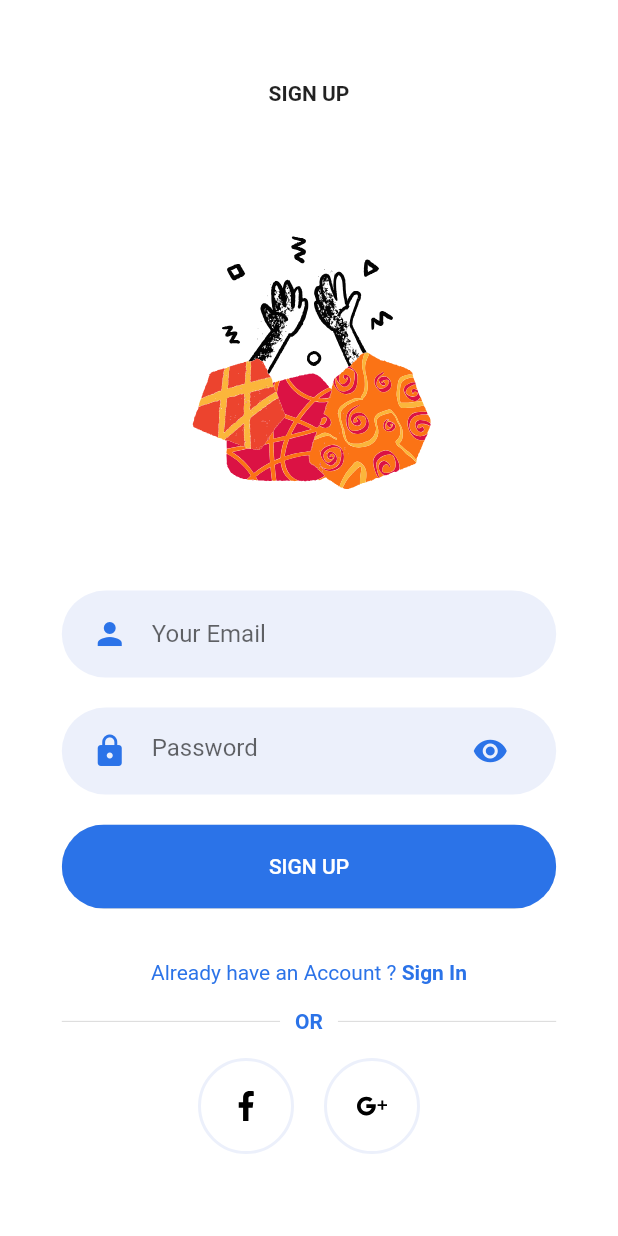
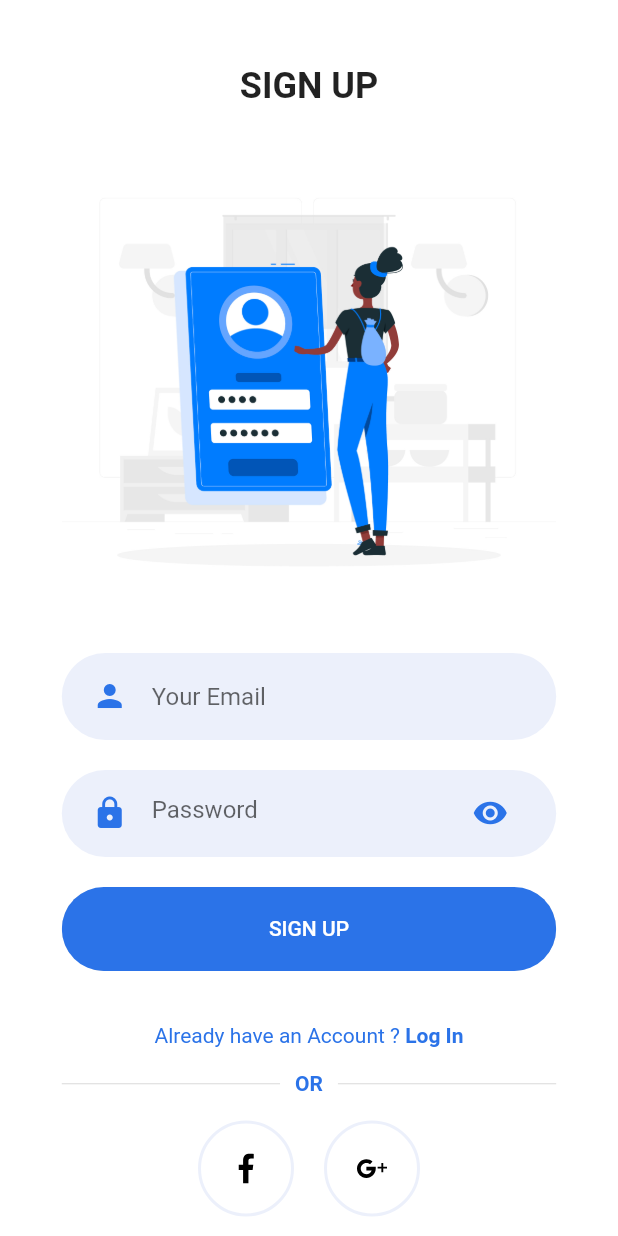
Before and after one commit to hoangpm6814/One-On-One-Learning, a Flutter app: the WelcomeScreen screen opened directly, after a tap on "LOG IN", after a tap on "Sign Up", on a phone screen of 412 x 824 dp. Run offline on Flutter 3.47's test engine with Material 2 defaults, Android fonts, the phone set to English and light mode, and no system bars; our stand-ins replace flutter_svg; network calls fail.

Commit message:
Change welcome, signup, login pic screen, fix minor changes

```diff
--- a/lib/customWidgets/already_have_account_check.dart
+++ b/lib/customWidgets/already_have_account_check.dart
@@ -22,7 +22,7 @@ class AlreadyHaveAnAccountCheck extends StatelessWidget {
         GestureDetector(
           onTap: press,
           child: Text(
-            login ? "Sign Up" : "Sign In",
+            login ? "Sign Up" : "Log In",
             style: TextStyle(
               color: kPrimaryColor,
               fontWeight: FontWeight.bold,
--- a/lib/data/data.dart
+++ b/lib/data/data.dart
@@ -8,7 +8,7 @@ final DUMMY_TUTORS = [
     name: "Ashley Young",
     rating: 4.5,
     avatar:
-        "https://i.pinimg.com/originals/26/ee/73/26ee73636f3429e3df522ae219c064fd.png",
+        "https://api.app.lettutor.com/avatar/c21e521c-829e-4c99-958d-726450b5fbd8avatar1637483330267.jpg",
     description:
         "While I've always longed to be an ESL teacher, the delight I had from assisting students' growth and development definitely encouraged my desire. I feel that my enthusiasm, good approach, and hands-on experience working with youngsters will make me a fantastic educator. I'm looking forward to a career that allows me to mold young minds and make a difference in the lives of the children in my community.",
     languages: ["English", "French", "Vietnamese"],
--- a/lib/screens/Chat/chat_screen.dart
+++ b/lib/screens/Chat/chat_screen.dart
@@ -12,7 +12,7 @@ class ChatScreen extends StatelessWidget {
       name: "Ashley Young",
       rating: 5,
       avatar:
-          "https://i.pinimg.com/originals/26/ee/73/26ee73636f3429e3df522ae219c064fd.png",
+          "https://api.app.lettutor.com/avatar/c21e521c-829e-4c99-958d-726450b5fbd8avatar1637483330267.jpg",
       description:
           "While I've always longed to be an ESL teacher, the delight I had from assisting students' growth and development definitely encouraged my desire. I feel that my enthusiasm, good approach, and hands-on experience working with youngsters will make me a fantastic educator. I'm looking forward to a career that allows me to mold young minds and make a difference in the lives of the children in my community.",
       languages: ["English", "Vietnamese"],
--- a/lib/screens/CourseDetail/course_detail_screen.dart
+++ b/lib/screens/CourseDetail/course_detail_screen.dart
@@ -7,7 +7,10 @@ class CourseDetailScreen extends StatelessWidget {
   @override
   Widget build(BuildContext context) {
     return Scaffold(
-      appBar: AppBar(title: Text("Course Detail")),
+      appBar: AppBar(
+        backgroundColor: kPrimaryColor,
+        title: Text("Course Detail"),
+      ),
       body: SingleChildScrollView(
         child: Container(
           margin: EdgeInsets.all(24),
--- a/lib/screens/Login/local_widgets/body.dart
+++ b/lib/screens/Login/local_widgets/body.dart
@@ -1,5 +1,4 @@
 import 'package:flutter/material.dart';
-import 'package:flutter_svg/svg.dart';
 import 'package:lettutor/screens/Signup/signup_screen.dart';
 import 'package:lettutor/customWidgets/already_have_account_check.dart';
 import 'package:lettutor/customWidgets/rounded_button.dart';
@@ -16,6 +15,7 @@ class Body extends StatelessWidget {
   Widget build(BuildContext context) {
     Size size = MediaQuery.of(context).size;
     return Container(
+      padding: EdgeInsets.all(20),
       width: double.infinity,
       height: size.height,
       child: Stack(
@@ -27,12 +27,15 @@ class Body extends StatelessWidget {
               children: <Widget>[
                 Text(
                   "LOG IN",
-                  style: TextStyle(fontWeight: FontWeight.bold),
+                  style: TextStyle(
+                    fontWeight: FontWeight.bold,
+                    fontSize: 24,
+                  ),
                 ),
                 SizedBox(height: size.height * 0.03),
-                SvgPicture.asset(
-                  "assets/icons/signin.svg",
-                  height: size.height * 0.35,
+                Image.asset(
+                  "assets/images/login_img.png",
+                  height: size.height * 0.4,
                 ),
                 SizedBox(height: size.height * 0.03),
                 RoundedInputField(
--- a/lib/screens/Signup/local_widgets/body.dart
+++ b/lib/screens/Signup/local_widgets/body.dart
@@ -1,5 +1,4 @@
 import 'package:flutter/material.dart';
-import 'package:flutter_svg/svg.dart';
 import 'package:lettutor/screens/Login/login_screen.dart';
 import 'package:lettutor/screens/Signup/local_widgets/or_divider.dart';
 import 'package:lettutor/screens/Signup/local_widgets/social_icon.dart';
@@ -24,14 +23,20 @@ class Body extends StatelessWidget {
             child: Column(
               mainAxisAlignment: MainAxisAlignment.center,
               children: <Widget>[
+                const SizedBox(
+                  height: 30,
+                ),
                 Text(
                   "SIGN UP",
-                  style: TextStyle(fontWeight: FontWeight.bold),
+                  style: TextStyle(
+                    fontWeight: FontWeight.bold,
+                    fontSize: 24,
+                  ),
                 ),
                 SizedBox(height: size.height * 0.03),
-                SvgPicture.asset(
-                  "assets/icons/signup1.svg",
-                  height: size.height * 0.35,
+                Image.asset(
+                  "assets/images/signup_img.png",
+                  height: size.height * 0.4,
                 ),
                 RoundedInputField(
                   hintText: "Your Email",
--- a/lib/screens/TutorDetail/tutor_detail_screen.dart
+++ b/lib/screens/TutorDetail/tutor_detail_screen.dart
@@ -40,7 +40,10 @@ class _TutorDetailScreenState extends State<TutorDetailScreen> {
   @override
   Widget build(BuildContext context) {
     return Scaffold(
-      appBar: AppBar(title: Text("Tutor Detail")),
+      appBar: AppBar(
+        backgroundColor: kPrimaryColor,
+        title: Text("Tutor Detail"),
+      ),
       body: SingleChildScrollView(
         child: Container(
           margin: EdgeInsets.all(24),
--- a/lib/screens/Welcome/local_widgets/body.dart
+++ b/lib/screens/Welcome/local_widgets/body.dart
@@ -3,7 +3,6 @@ import 'package:lettutor/screens/Login/login_screen.dart';
 import 'package:lettutor/screens/Signup/signup_screen.dart';
 import 'package:lettutor/customWidgets/rounded_button.dart';
 import 'package:lettutor/constants.dart';
-import 'package:flutter_svg/svg.dart';
 
 class Body extends StatelessWidget {
   @override
@@ -20,15 +19,15 @@ class Body extends StatelessWidget {
               mainAxisAlignment: MainAxisAlignment.center,
               children: <Widget>[
                 Text(
-                  "ONE ON ONE APP",
+                  "ONE ON ONE LEARNING APP",
                   style: TextStyle(
                     fontWeight: FontWeight.bold,
-                    fontSize: 30,
+                    fontSize: 24,
                   ),
                 ),
                 SizedBox(height: size.height * 0.05),
-                SvgPicture.asset(
-                  "assets/icons/welcome1.svg",
+                Image.asset(
+                  "assets/images/welcome_img.png",
                   height: size.height * 0.45,
                 ),
                 SizedBox(height: size.height * 0.05),
```
Also changed, not shown: assets/images/login_img.png (added), assets/images/signup_img.png (added), assets/images/welcome_img.png (added).
